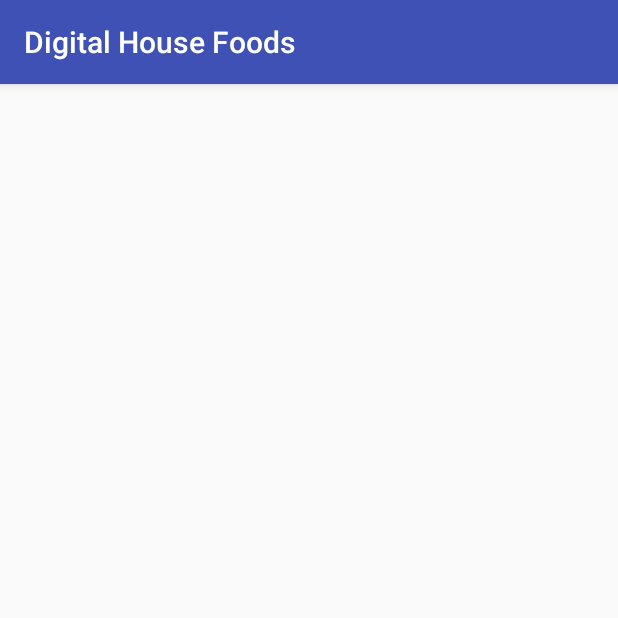
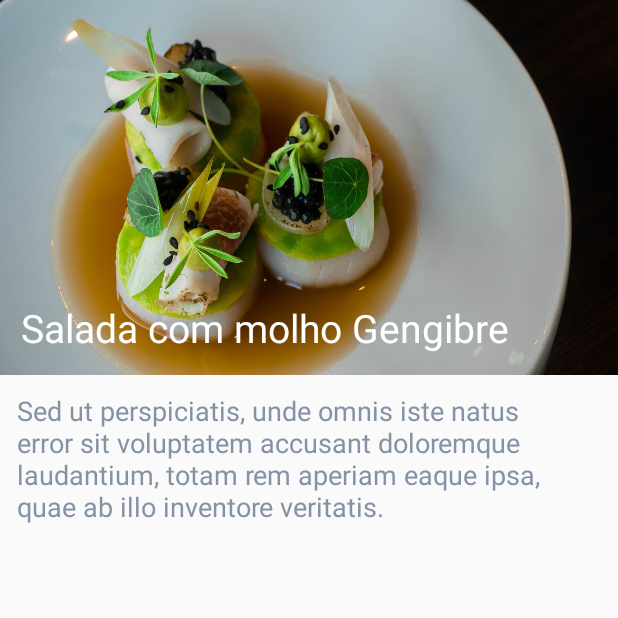
Before and after one commit to CamilaPelegrina/desafioAndroidCore, an Android app: the fragment FragmentDetails placed in its activity, after a tap on "Salada com molho Gengibre", on a phone screen of 412 x 824 dp, the top half of it. Run offline under Robolectric (Android 15) with nearby library versions, the phone set to English and light mode, and no system bars.

Commit message:
Added Fragment Receita

```diff
--- a/app/src/main/java/com/example/digitalhousefoods/ui/FragmentDetails.kt
+++ b/app/src/main/java/com/example/digitalhousefoods/ui/FragmentDetails.kt
@@ -4,6 +4,7 @@ import android.os.Bundle
 import android.view.LayoutInflater
 import android.view.View
 import android.view.ViewGroup
+import androidx.appcompat.app.AppCompatActivity
 import androidx.fragment.app.Fragment
 import androidx.recyclerview.widget.GridLayoutManager
 import androidx.recyclerview.widget.RecyclerView
@@ -20,6 +21,7 @@ class FragmentDetails : Fragment(){
         container: ViewGroup?,
         savedInstanceState: Bundle?
     ): View? {
+        (activity as AppCompatActivity).supportActionBar?.hide()
         return inflater.inflate(R.layout.recycler_details, container, false)
 
     }
@@ -38,6 +40,7 @@ class FragmentDetails : Fragment(){
 
     }
 
+
     private fun populateList() {
         listReceitas.clear()
         listReceitas.add( Receitas(R.drawable.image4, R.string.receita, R.string.descricao))
--- a/app/src/main/java/com/example/digitalhousefoods/ui/FragmentReceita.kt
+++ b/app/src/main/java/com/example/digitalhousefoods/ui/FragmentReceita.kt
@@ -4,11 +4,13 @@ import android.os.Bundle
 import android.view.LayoutInflater
 import android.view.View
 import android.view.ViewGroup
+import androidx.appcompat.app.AppCompatActivity
 import androidx.fragment.app.Fragment
 import com.example.digitalhousefoods.R
 
 class FragmentReceita : Fragment() {
     override fun onCreateView(inflater: LayoutInflater, container: ViewGroup?, savedInstanceState: Bundle?): View? {
+        (activity as AppCompatActivity).supportActionBar?.hide()
         return inflater.inflate(R.layout.fragment_receita, container, false)
     }
 
--- a/app/src/main/res/layout/fragment_receita.xml
+++ b/app/src/main/res/layout/fragment_receita.xml
@@ -3,4 +3,24 @@
     android:orientation="vertical" android:layout_width="match_parent"
     android:layout_height="match_parent">
 
+    <TextView
+        android:id="@+id/txtHeader"
+        android:layout_width="match_parent"
+        android:layout_height="250dp"
+        android:gravity="bottom"
+        android:padding="14dp"
+        android:textColor="#FFFFFF"
+        android:textSize="26sp"
+        android:background="@drawable/image4"
+        android:text="@string/receita"/>
+    <TextView
+        android:layout_width="match_parent"
+        android:layout_height="match_parent"
+        android:text="@string/descricao"
+        android:textSize="18sp"
+        android:layout_margin="11dp"
+        android:textColor="#8492A6">
+
+    </TextView>
+
 </LinearLayout>
--- a/app/src/main/res/layout/recycler_receita.xml
+++ b/app/src/main/res/layout/recycler_receita.xml
@@ -2,9 +2,9 @@
 <androidx.cardview.widget.CardView xmlns:android="http://schemas.android.com/apk/res/android"
     xmlns:app="http://schemas.android.com/apk/res-auto"
     xmlns:tools="http://schemas.android.com/tools"
-    android:layout_width="200dp"
+    android:layout_width="180dp"
     android:layout_height="180dp"
-    android:layout_margin="7dp"
+    android:layout_margin="9dp"
     app:cardCornerRadius="10dp"
     android:elevation="10dp">
 
@@ -23,7 +23,7 @@
 
         <TextView
             android:id="@+id/txt2RecyclerRestaurantName"
-            android:layout_width="200dp"
+            android:layout_width="match_parent"
             android:layout_height="60dp"
             android:backgroundTint="#FFFFFF"
             android:gravity="center"
--- a/app/src/main/res/values/strings.xml
+++ b/app/src/main/res/values/strings.xml
@@ -30,7 +30,7 @@
     <string name="horario3">"Fecha às 00:00"</string>
     <string name="horario4">"Fecha às 01:00"</string>
     <string name="imagem_restaurante">Imagem Restaurante</string>
-    <string name="pratos_principais">Pratos Principais</string>
+    <string name="pratos_principais">Pratos principais</string>
     <string name="descricao">Sed ut perspiciatis, unde omnis iste natus error sit voluptatem accusant doloremque laudantium, totam rem aperiam eaque ipsa, quae ab illo inventore veritatis.</string>
     <string name="receita">Salada com molho Gengibre</string>
 
```
Also changed, not shown: app/src/main/res/layout/recycler_details.xml (+4 -4 lines).
